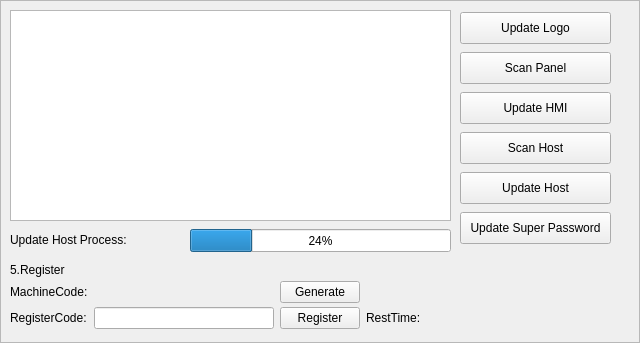
Above: hcmaintains/icupdatesystempage_5.ui from dongdong-2009/3-5AxisRobot before the change. Below: the same form after it.
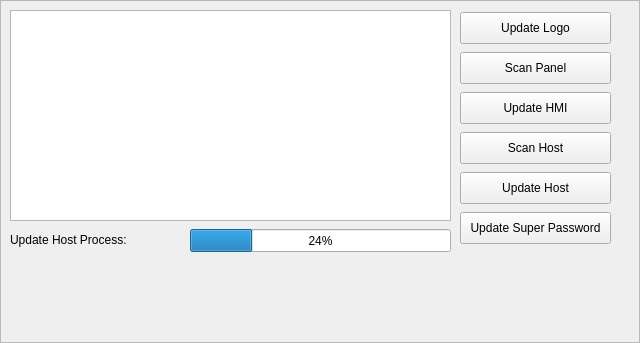
That is the form after the change. Custom widgets are drawn as their Qt base class.

Diff of the .ui file:
```diff
--- a/hcmaintains/icupdatesystempage_5.ui
+++ b/hcmaintains/icupdatesystempage_5.ui
@@ -33,193 +33,6 @@
   <property name="frameShadow">
    <enum>QFrame::Raised</enum>
   </property>
-  <widget class="QWidget" name="registerContainer" native="true">
-   <property name="geometry">
-    <rect>
-     <x>10</x>
-     <y>263</y>
-     <width>435</width>
-     <height>69</height>
-    </rect>
-   </property>
-   <layout class="QGridLayout" name="gridLayout_2">
-    <property name="leftMargin">
-     <number>0</number>
-    </property>
-    <property name="topMargin">
-     <number>0</number>
-    </property>
-    <property name="rightMargin">
-     <number>0</number>
-    </property>
-    <property name="bottomMargin">
-     <number>0</number>
-    </property>
-    <property name="verticalSpacing">
-     <number>4</number>
-    </property>
-    <item row="0" column="0">
-     <widget class="QLabel" name="label_6">
-      <property name="sizePolicy">
-       <sizepolicy hsizetype="Fixed" vsizetype="Fixed">
-        <horstretch>0</horstretch>
-        <verstretch>0</verstretch>
-       </sizepolicy>
-      </property>
-      <property name="text">
-       <string>5.Register</string>
-      </property>
-     </widget>
-    </item>
-    <item row="1" column="0">
-     <widget class="QLabel" name="label_4">
-      <property name="sizePolicy">
-       <sizepolicy hsizetype="Fixed" vsizetype="Fixed">
-        <horstretch>0</horstretch>
-        <verstretch>0</verstretch>
-       </sizepolicy>
-      </property>
-      <property name="text">
-       <string>MachineCode:</string>
-      </property>
-     </widget>
-    </item>
-    <item row="1" column="2">
-     <widget class="QPushButton" name="generateBtn">
-      <property name="sizePolicy">
-       <sizepolicy hsizetype="Fixed" vsizetype="Fixed">
-        <horstretch>0</horstretch>
-        <verstretch>0</verstretch>
-       </sizepolicy>
-      </property>
-      <property name="maximumSize">
-       <size>
-        <width>84</width>
-        <height>16777215</height>
-       </size>
-      </property>
-      <property name="text">
-       <string>Generate</string>
-      </property>
-     </widget>
-    </item>
-    <item row="2" column="0">
-     <widget class="QLabel" name="label_5">
-      <property name="sizePolicy">
-       <sizepolicy hsizetype="Fixed" vsizetype="Fixed">
-        <horstretch>0</horstretch>
-        <verstretch>0</verstretch>
-       </sizepolicy>
-      </property>
-      <property name="text">
-       <string>RegisterCode:</string>
-      </property>
-     </widget>
-    </item>
-    <item row="2" column="1">
-     <widget class="ICLineEditWithVirtualNumericKeypad" name="registerCode">
-      <property name="sizePolicy">
-       <sizepolicy hsizetype="Fixed" vsizetype="Fixed">
-        <horstretch>0</horstretch>
-        <verstretch>0</verstretch>
-       </sizepolicy>
-      </property>
-      <property name="minimumSize">
-       <size>
-        <width>180</width>
-        <height>0</height>
-       </size>
-      </property>
-      <property name="maximumSize">
-       <size>
-        <width>180</width>
-        <height>180</height>
-       </size>
-      </property>
-     </widget>
-    </item>
-    <item row="2" column="2">
-     <widget class="QPushButton" name="registerBtn">
-      <property name="sizePolicy">
-       <sizepolicy hsizetype="Fixed" vsizetype="Fixed">
-        <horstretch>0</horstretch>
-        <verstretch>0</verstretch>
-       </sizepolicy>
-      </property>
-      <property name="minimumSize">
-       <size>
-        <width>27</width>
-        <height>0</height>
-       </size>
-      </property>
-      <property name="maximumSize">
-       <size>
-        <width>84</width>
-        <height>16777215</height>
-       </size>
-      </property>
-      <property name="text">
-       <string>Register</string>
-      </property>
-     </widget>
-    </item>
-    <item row="2" column="3">
-     <widget class="QLabel" name="label_3">
-      <property name="sizePolicy">
-       <sizepolicy hsizetype="Fixed" vsizetype="Fixed">
-        <horstretch>0</horstretch>
-        <verstretch>0</verstretch>
-       </sizepolicy>
-      </property>
-      <property name="minimumSize">
-       <size>
-        <width>29</width>
-        <height>0</height>
-       </size>
-      </property>
-      <property name="maximumSize">
-       <size>
-        <width>84</width>
-        <height>16777215</height>
-       </size>
-      </property>
-      <property name="layoutDirection">
-       <enum>Qt::RightToLeft</enum>
-      </property>
-      <property name="text">
-       <string>RestTime:</string>
-      </property>
-     </widget>
-    </item>
-    <item row="2" column="4">
-     <widget class="QLabel" name="restTime">
-      <property name="sizePolicy">
-       <sizepolicy hsizetype="Preferred" vsizetype="Fixed">
-        <horstretch>0</horstretch>
-        <verstretch>0</verstretch>
-       </sizepolicy>
-      </property>
-      <property name="text">
-       <string/>
-      </property>
-     </widget>
-    </item>
-    <item row="0" column="1">
-     <widget class="QLabel" name="tipLabel">
-      <property name="text">
-       <string/>
-      </property>
-     </widget>
-    </item>
-    <item row="1" column="1">
-     <widget class="QLabel" name="machineCode">
-      <property name="text">
-       <string/>
-      </property>
-     </widget>
-    </item>
-   </layout>
-  </widget>
   <widget class="ICTableView" name="packetTable">
    <property name="geometry">
     <rect>
@@ -409,11 +222,6 @@
   </widget>
  </widget>
  <customwidgets>
-  <customwidget>
-   <class>ICLineEditWithVirtualNumericKeypad</class>
-   <extends>QLineEdit</extends>
-   <header>iclineeditwithvirtualnumerickeypad.h</header>
-  </customwidget>
   <customwidget>
    <class>ICTableView</class>
    <extends>QTableView</extends>
```
